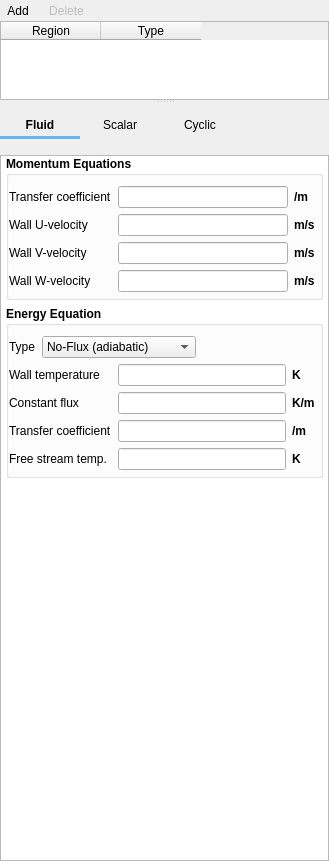
This is mfixgui/uifiles/boundary_conditions.ui in truongd8593/mfix as Qt 5 draws it before an edit. The edited form follows.
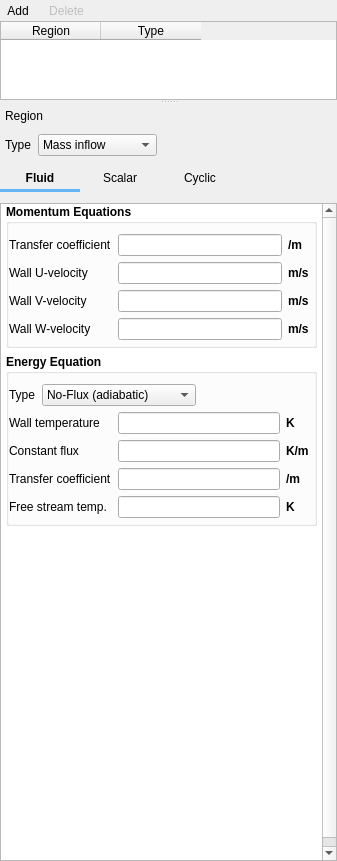
This is the edited form. Custom widgets are drawn as their Qt base class.

Commit message: margins/alignment

Patch:
```diff
--- a/mfixgui/uifiles/boundary_conditions.ui
+++ b/mfixgui/uifiles/boundary_conditions.ui
@@ -6,7 +6,7 @@
    <rect>
     <x>0</x>
     <y>0</y>
-    <width>329</width>
+    <width>337</width>
     <height>861</height>
    </rect>
   </property>
@@ -203,7 +203,7 @@
         <number>0</number>
        </property>
        <property name="topMargin">
-        <number>10</number>
+        <number>0</number>
        </property>
        <property name="rightMargin">
         <number>0</number>
@@ -212,6 +212,113 @@
         <number>0</number>
        </property>
        <item row="0" column="0">
+        <layout class="QHBoxLayout" name="horizontalLayout">
+         <property name="leftMargin">
+          <number>5</number>
+         </property>
+         <property name="topMargin">
+          <number>5</number>
+         </property>
+         <property name="rightMargin">
+          <number>5</number>
+         </property>
+         <property name="bottomMargin">
+          <number>5</number>
+         </property>
+         <item>
+          <widget class="QLabel" name="label_3">
+           <property name="text">
+            <string>Region</string>
+           </property>
+           <property name="margin">
+            <number>0</number>
+           </property>
+          </widget>
+         </item>
+         <item>
+          <widget class="QLabel" name="label_2">
+           <property name="text">
+            <string/>
+           </property>
+          </widget>
+         </item>
+        </layout>
+       </item>
+       <item row="1" column="0">
+        <layout class="QHBoxLayout" name="horizontalLayout_4">
+         <property name="leftMargin">
+          <number>5</number>
+         </property>
+         <item>
+          <widget class="QLabel" name="label">
+           <property name="text">
+            <string>Type</string>
+           </property>
+           <property name="margin">
+            <number>0</number>
+           </property>
+          </widget>
+         </item>
+         <item>
+          <widget class="QComboBox" name="comboBox">
+           <item>
+            <property name="text">
+             <string>Mass inflow</string>
+            </property>
+           </item>
+           <item>
+            <property name="text">
+             <string>Pressure inflow</string>
+            </property>
+           </item>
+           <item>
+            <property name="text">
+             <string>No Slip Wall</string>
+            </property>
+           </item>
+           <item>
+            <property name="text">
+             <string>Free Slip Wall</string>
+            </property>
+           </item>
+           <item>
+            <property name="text">
+             <string>Partial Slip Wall</string>
+            </property>
+           </item>
+           <item>
+            <property name="text">
+             <string>Pressure Inflow</string>
+            </property>
+           </item>
+           <item>
+            <property name="text">
+             <string>Mass Outflow</string>
+            </property>
+           </item>
+           <item>
+            <property name="text">
+             <string>Cyclic Boundary</string>
+            </property>
+           </item>
+          </widget>
+         </item>
+         <item>
+          <spacer name="horizontalSpacer_4">
+           <property name="orientation">
+            <enum>Qt::Horizontal</enum>
+           </property>
+           <property name="sizeHint" stdset="0">
+            <size>
+             <width>40</width>
+             <height>20</height>
+            </size>
+           </property>
+          </spacer>
+         </item>
+        </layout>
+       </item>
+       <item row="2" column="0">
         <layout class="QHBoxLayout" name="horizontalLayout_2">
          <item>
           <widget class="QFrame" name="tab_frame">
@@ -231,13 +338,13 @@
              <number>0</number>
             </property>
             <property name="topMargin">
-             <number>0</number>
+             <number>5</number>
             </property>
             <property name="rightMargin">
              <number>0</number>
             </property>
             <property name="bottomMargin">
-             <number>10</number>
+             <number>5</number>
             </property>
             <property name="spacing">
              <number>0</number>
@@ -330,7 +437,7 @@
          </item>
         </layout>
        </item>
-       <item row="1" column="0">
+       <item row="3" column="0">
         <widget class="QScrollArea" name="scrollarea_detail">
          <property name="sizePolicy">
           <sizepolicy hsizetype="Expanding" vsizetype="MinimumExpanding">
@@ -355,8 +462,8 @@
            <rect>
             <x>0</x>
             <y>0</y>
-            <width>318</width>
-            <height>732</height>
+            <width>321</width>
+            <height>671</height>
            </rect>
           </property>
           <layout class="QGridLayout" name="gridLayout_3">
@@ -372,7 +479,10 @@
            <property name="bottomMargin">
             <number>0</number>
            </property>
-           <item row="0" column="0" colspan="2">
+           <property name="spacing">
+            <number>0</number>
+           </property>
+           <item row="1" column="0" colspan="2">
             <widget class="QStackedWidget" name="stackedwidget">
              <property name="sizePolicy">
               <sizepolicy hsizetype="Preferred" vsizetype="MinimumExpanding">
@@ -553,69 +663,6 @@
                    <item row="1" column="1">
                     <widget class="LineEdit" name="lineedit_keyword_bc_tw_g_args_BC"/>
                    </item>
-                   <item row="0" column="0" colspan="2">
-                    <layout class="QHBoxLayout" name="horizontalLayout_3">
-                     <item>
-                      <widget class="QLabel" name="label_fluid_energy_eq_type">
-                       <property name="font">
-                        <font>
-                         <weight>50</weight>
-                         <bold>false</bold>
-                        </font>
-                       </property>
-                       <property name="text">
-                        <string>Type</string>
-                       </property>
-                      </widget>
-                     </item>
-                     <item>
-                      <widget class="QComboBox" name="combobox_fluid_energy_eq_type">
-                       <property name="font">
-                        <font>
-                         <weight>50</weight>
-                         <bold>false</bold>
-                        </font>
-                       </property>
-                       <property name="frame">
-                        <bool>true</bool>
-                       </property>
-                       <item>
-                        <property name="text">
-                         <string>No-Flux (adiabatic)</string>
-                        </property>
-                       </item>
-                       <item>
-                        <property name="text">
-                         <string>Specified Temperature</string>
-                        </property>
-                       </item>
-                       <item>
-                        <property name="text">
-                         <string>Specified Flux</string>
-                        </property>
-                       </item>
-                       <item>
-                        <property name="text">
-                         <string>Convective Flux</string>
-                        </property>
-                       </item>
-                      </widget>
-                     </item>
-                     <item>
-                      <spacer name="horizontalSpacer_3">
-                       <property name="orientation">
-                        <enum>Qt::Horizontal</enum>
-                       </property>
-                       <property name="sizeHint" stdset="0">
-                        <size>
-                         <width>40</width>
-                         <height>20</height>
-                        </size>
-                       </property>
-                      </spacer>
-                     </item>
-                    </layout>
-                   </item>
                    <item row="1" column="0">
                     <widget class="QLabel" name="label_bc_tw_g">
                      <property name="font">
@@ -708,6 +755,69 @@
                      </property>
                     </widget>
                    </item>
+                   <item row="0" column="0" colspan="3">
+                    <layout class="QHBoxLayout" name="horizontalLayout_3">
+                     <item>
+                      <widget class="QLabel" name="label_fluid_energy_eq_type">
+                       <property name="font">
+                        <font>
+                         <weight>50</weight>
+                         <bold>false</bold>
+                        </font>
+                       </property>
+                       <property name="text">
+                        <string>Type</string>
+                       </property>
+                      </widget>
+                     </item>
+                     <item>
+                      <widget class="QComboBox" name="combobox_fluid_energy_eq_type">
+                       <property name="font">
+                        <font>
+                         <weight>50</weight>
+                         <bold>false</bold>
+                        </font>
+                       </property>
+                       <property name="frame">
+                        <bool>true</bool>
+                       </property>
+                       <item>
+                        <property name="text">
+                         <string>No-Flux (adiabatic)</string>
+                        </property>
+                       </item>
+                       <item>
+                        <property name="text">
+                         <string>Specified Temperature</string>
+                        </property>
+                       </item>
+                       <item>
+                        <property name="text">
+                         <string>Specified Flux</string>
+                        </property>
+                       </item>
+                       <item>
+                        <property name="text">
+                         <string>Convective Flux</string>
+                        </property>
+                       </item>
+                      </widget>
+                     </item>
+                     <item>
+                      <spacer name="horizontalSpacer_3">
+                       <property name="orientation">
+                        <enum>Qt::Horizontal</enum>
+                       </property>
+                       <property name="sizeHint" stdset="0">
+                        <size>
+                         <width>40</width>
+                         <height>20</height>
+                        </size>
+                       </property>
+                      </spacer>
+                     </item>
+                    </layout>
+                   </item>
                   </layout>
                  </widget>
                 </item>
```
Left out of the diff: 4 changed lines with no effect on the pictures.
